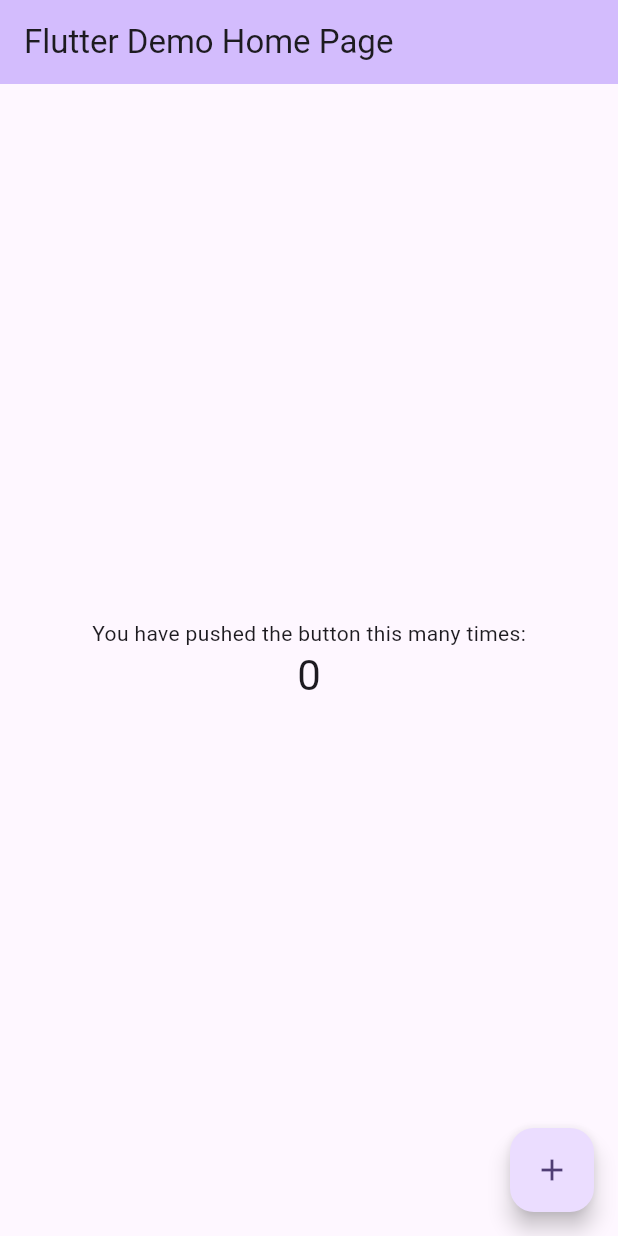
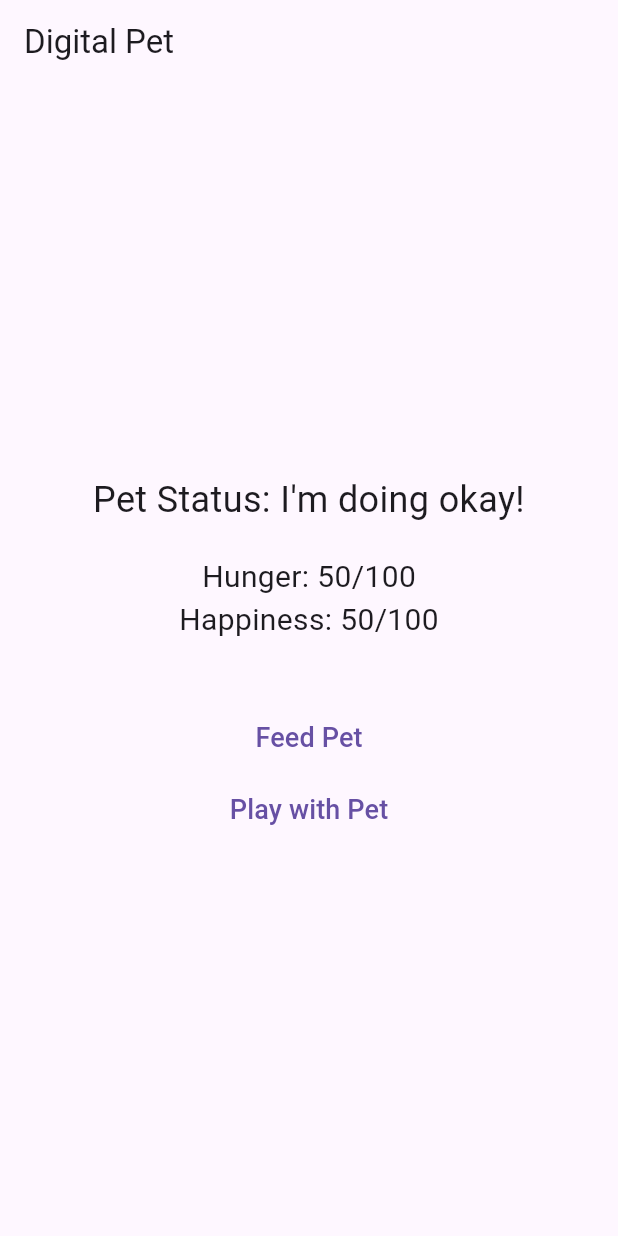
Before and after one commit to Ikran21/digital_pet_app, a Flutter app: the screen it shows after launch, on a phone screen of 412 x 824 dp. Run offline on Flutter 3.47's test engine with Material 3 defaults, Android fonts, the phone set to English and light mode, and no system bars.

Commit message:
added a feed and play with pet feature

```diff
--- a/lib/main.dart
+++ b/lib/main.dart
@@ -1,125 +1,102 @@
 import 'package:flutter/material.dart';
 
 void main() {
-  runApp(const MyApp());
+  runApp(MyApp());
 }
 
 class MyApp extends StatelessWidget {
-  const MyApp({super.key});
-
-  // This widget is the root of your application.
   @override
   Widget build(BuildContext context) {
     return MaterialApp(
-      title: 'Flutter Demo',
-      theme: ThemeData(
-        // This is the theme of your application.
-        //
-        // TRY THIS: Try running your application with "flutter run". You'll see
-        // the application has a purple toolbar. Then, without quitting the app,
-        // try changing the seedColor in the colorScheme below to Colors.green
-        // and then invoke "hot reload" (save your changes or press the "hot
-        // reload" button in a Flutter-supported IDE, or press "r" if you used
-        // the command line to start the app).
-        //
-        // Notice that the counter didn't reset back to zero; the application
-        // state is not lost during the reload. To reset the state, use hot
-        // restart instead.
-        //
-        // This works for code too, not just values: Most code changes can be
-        // tested with just a hot reload.
-        colorScheme: ColorScheme.fromSeed(seedColor: Colors.deepPurple),
-        useMaterial3: true,
-      ),
-      home: const MyHomePage(title: 'Flutter Demo Home Page'),
+      title: 'Simple Digital Pet',
+      home: DigitalPetPage(),
     );
   }
 }
 
-class MyHomePage extends StatefulWidget {
-  const MyHomePage({super.key, required this.title});
-
-  // This widget is the home page of your application. It is stateful, meaning
-  // that it has a State object (defined below) that contains fields that affect
-  // how it looks.
-
-  // This class is the configuration for the state. It holds the values (in this
-  // case the title) provided by the parent (in this case the App widget) and
-  // used by the build method of the State. Fields in a Widget subclass are
-  // always marked "final".
-
-  final String title;
-
+class DigitalPetPage extends StatefulWidget {
   @override
-  State<MyHomePage> createState() => _MyHomePageState();
+  _DigitalPetPageState createState() => _DigitalPetPageState();
 }
 
-class _MyHomePageState extends State<MyHomePage> {
-  int _counter = 0;
+class _DigitalPetPageState extends State<DigitalPetPage> {
+  int happiness = 50;
+  int hunger = 50;
 
-  void _incrementCounter() {
+  // Method to feed the pet:
+  void feedPet() {
     setState(() {
-      // This call to setState tells the Flutter framework that something has
-      // changed in this State, which causes it to rerun the build method below
-      // so that the display can reflect the updated values. If we changed
-      // _counter without calling setState(), then the build method would not be
-      // called again, and so nothing would appear to happen.
-      _counter++;
+      // Feeding reduces hunger and slightly increases happiness.
+      hunger = (hunger - 10).clamp(0, 100);
+      happiness = (happiness + 5).clamp(0, 100);
     });
+  }
+
+  // Method to play with the pet:
+  void playWithPet() {
+    setState(() {
+      // Playing increases happiness but also increases hunger.
+      happiness = (happiness + 10).clamp(0, 100);
+      hunger = (hunger + 5).clamp(0, 100);
+    });
+  }
+
+  // A simple getter to determine pet status based on its hunger and happiness.
+  String get petStatus {
+    if (hunger > 70) {
+      return "I'm hungry!";
+    } else if (happiness < 30) {
+      return "I'm feeling sad...";
+    } else {
+      return "I'm doing okay!";
+    }
   }
 
   @override
   Widget build(BuildContext context) {
-    // This method is rerun every time setState is called, for instance as done
-    // by the _incrementCounter method above.
-    //
-    // The Flutter framework has been optimized to make rerunning build methods
-    // fast, so that you can just rebuild anything that needs updating rather
-    // than having to individually change instances of widgets.
     return Scaffold(
       appBar: AppBar(
-        // TRY THIS: Try changing the color here to a specific color (to
-        // Colors.amber, perhaps?) and trigger a hot reload to see the AppBar
-        // change color while the other colors stay the same.
-        backgroundColor: Theme.of(context).colorScheme.inversePrimary,
-        // Here we take the value from the MyHomePage object that was created by
-        // the App.build method, and use it to set our appbar title.
-        title: Text(widget.title),
+        title: Text('Digital Pet'),
       ),
-      body: Center(
-        // Center is a layout widget. It takes a single child and positions it
-        // in the middle of the parent.
+      body: Padding(
+        padding: const EdgeInsets.all(16.0),
+        child: Center(
           child: Column(
-          // Column is also a layout widget. It takes a list of children and
-          // arranges them vertically. By default, it sizes itself to fit its
-          // children horizontally, and tries to be as tall as its parent.
-          //
-          // Column has various properties to control how it sizes itself and
-          // how it positions its children. Here we use mainAxisAlignment to
-          // center the children vertically; the main axis here is the vertical
-          // axis because Columns are vertical (the cross axis would be
-          // horizontal).
-          //
-          // TRY THIS: Invoke "debug painting" (choose the "Toggle Debug Paint"
-          // action in the IDE, or press "p" in the console), to see the
-          // wireframe for each widget.
             mainAxisAlignment: MainAxisAlignment.center,
             children: <Widget>[
-            const Text(
-              'You have pushed the button this many times:',
+              Text(
+                "Pet Status: $petStatus",
+                style: TextStyle(fontSize: 24),
+                textAlign: TextAlign.center,
+              ),
+              SizedBox(height: 20),
+              Text(
+                "Hunger: $hunger/100",
+                style: TextStyle(fontSize: 20),
               ),
               Text(
-              '$_counter',
-              style: Theme.of(context).textTheme.headlineMedium,
+                "Happiness: $happiness/100",
+                style: TextStyle(fontSize: 20),
+              ),
+              SizedBox(height: 40),
+              TextButton(
+                onPressed: feedPet,
+                child: Text(
+                  'Feed Pet',
+                  style: TextStyle(fontSize: 18),
+                ),
+              ),
+              TextButton(
+                onPressed: playWithPet,
+                child: Text(
+                  'Play with Pet',
+                  style: TextStyle(fontSize: 18),
+                ),
               ),
             ],
           ),
         ),
-      floatingActionButton: FloatingActionButton(
-        onPressed: _incrementCounter,
-        tooltip: 'Increment',
-        child: const Icon(Icons.add),
-      ), // This trailing comma makes auto-formatting nicer for build methods.
+      ),
     );
   }
 }
```
Lines whose indentation alone changed are shown as unchanged.
